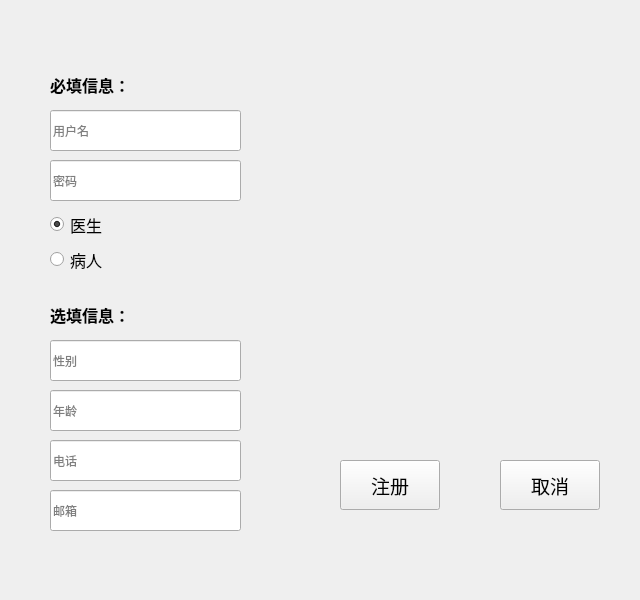
The window that medical_client/signup.ui (Gray7118/SMS-Smart_Medical_System) describes before a commit, drawn with Qt 5.
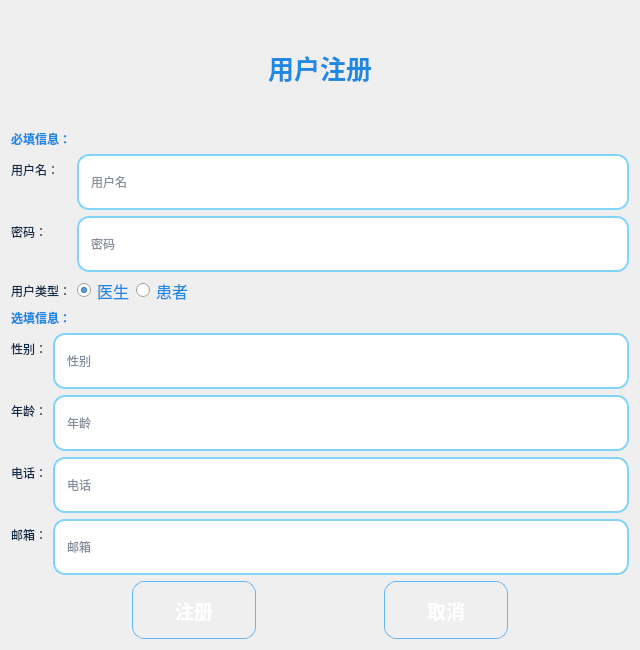
The same window after the commit.

Commit message: feat: 修改注册页面，患者主页及医生主页的ui

What changed in the file:
```diff
--- a/medical_client/signup.ui
+++ b/medical_client/signup.ui
@@ -7,54 +7,176 @@
     <x>0</x>
     <y>0</y>
     <width>640</width>
-    <height>600</height> <!-- 增高一些以容纳邮箱输入框 -->
+    <height>650</height>
    </rect>
   </property>
   <property name="windowTitle">
    <string>Form</string>
   </property>
+  <property name="styleSheet">
+   <string notr="true">
+    /* 主窗口渐变背景 &amp; 基本文字 */
+    QWidget#SignUp {
+        background-color: qlineargradient(
+            x1:0, y1:0, x2:0, y2:1,
+            stop:0 #d0f0ff,
+            stop:1 #ffffff
+        );
+        font-family: &quot;Microsoft YaHei&quot;;
+    }
 
-  <!-- 用户名输入 -->
+    /* 标题 */
+    #label_title {
+        color: #1e88e5;
+        font-size: 26px;   /* 放大字体 */
+        font-weight: bold; /* 加粗 */
+    }
+
+    /* 提示标签（保留原名tip1Label/tip2Label） */
+    QLabel {
+        color: #0f2b4a;
+    }
+    #tip1Label, #tip2Label {
+        color: #1e88e5;
+        font-weight: 600;
+    }
+
+    /* 输入框样式（与登录页一致） */
+    QLineEdit {
+        border: 2px solid #81d4fa;
+        border-radius: 12px;
+        padding: 8px 10px;
+        background-color: #ffffff;
+        color: #0f1f38;
+    }
+    QLineEdit:focus {
+        border: 2px solid #1e88e5;
+    }
+
+    /* 单选按钮颜色 */
+    QRadioButton {
+        color: #1e88e5;
+        spacing: 6px;
+    }
+
+    /* 按钮样式（与登录页一致） */
+    QPushButton {
+        border-radius: 12px;
+        border: 1px solid #64b5f6;
+        color: #ffffff;
+        font-weight: bold;
+        background-color: qlineargradient(
+            x1:0, y1:0, x2:0, y2:1,
+            stop:0 #6ec6ff,
+            stop:1 #1e88e5
+        );
+        padding: 8px 16px;
+    }
+    QPushButton:hover {
+        background-color: qlineargradient(
+            x1:0, y1:0, x2:0, y2:1,
+            stop:0 #81d4fa,
+            stop:1 #1976d2
+        );
+    }
+    QPushButton:pressed {
+        background-color: qlineargradient(
+            x1:0, y1:0, x2:0, y2:1,
+            stop:0 #1e88e5,
+            stop:1 #1565c0
+        );
+    }
+
+    /* 小控件的最小高度保证显示（保留原有像素感） */
+    QLineEdit {
+        min-height: 36px;
+    }
+    QPushButton {
+        min-height: 40px;
+        min-width: 90px;
+    }
+   </string>
+  </property>
+  <layout class="QVBoxLayout" name="verticalLayout">
+   <item>
+    <widget class="QLabel" name="label_title">
+     <property name="minimumSize">
+      <size>
+       <width>0</width>
+       <height>48</height>
+      </size>
+     </property>
+     <property name="text">
+      <string>用户注册</string>
+     </property>
+     <property name="alignment">
+      <set>Qt::AlignCenter</set>
+     </property>
+    </widget>
+   </item>
+   <item>
+    <layout class="QVBoxLayout" name="requiredVBox">
+     <item>
+      <widget class="QLabel" name="tip1Label">
+       <property name="text">
+        <string>&lt;html&gt;&lt;body&gt;&lt;p&gt;&lt;span style=&quot; font-weight:600;&quot;&gt;必填信息：&lt;/span&gt;&lt;/p&gt;&lt;/body&gt;&lt;/html&gt;</string>
+       </property>
+      </widget>
+     </item>
+     <item>
+      <layout class="QFormLayout" name="formLayout_required">
+       <item row="0" column="0">
+        <widget class="QLabel" name="label_username">
+         <property name="text">
+          <string>用户名：</string>
+         </property>
+        </widget>
+       </item>
+       <item row="0" column="1">
   <widget class="QLineEdit" name="usernameLineEdit">
-   <property name="geometry">
-    <rect>
-     <x>50</x>
-     <y>110</y>
+         <property name="minimumSize">
+          <size>
      <width>191</width>
-     <height>41</height>
-    </rect>
+           <height>56</height>
+          </size>
    </property>
    <property name="placeholderText">
     <string>用户名</string>
    </property>
   </widget>
-
-  <!-- 密码输入 -->
+       </item>
+       <item row="1" column="0">
+        <widget class="QLabel" name="label_password">
+         <property name="text">
+          <string>密码：</string>
+         </property>
+        </widget>
+       </item>
+       <item row="1" column="1">
   <widget class="QLineEdit" name="passwordLineEdit">
-   <property name="geometry">
-    <rect>
-     <x>50</x>
-     <y>160</y>
+         <property name="minimumSize">
+          <size>
      <width>191</width>
-     <height>41</height>
-    </rect>
+           <height>56</height>
+          </size>
+         </property>
+         <property name="echoMode">
+          <enum>QLineEdit::Password</enum>
    </property>
    <property name="placeholderText">
     <string>密码</string>
    </property>
   </widget>
-
-  <!-- 用户类型选择 -->
-  <widget class="QWidget" name="layoutWidget">
-   <property name="geometry">
-    <rect>
-     <x>50</x>
-     <y>210</y>
-     <width>161</width>
-     <height>64</height>
-    </rect>
-   </property>
-   <layout class="QVBoxLayout" name="verticalLayout">
+       </item>
+       <item row="2" column="0">
+        <widget class="QLabel" name="label_usertype">
+         <property name="text">
+          <string>用户类型：</string>
+         </property>
+        </widget>
+       </item>
+       <item row="2" column="1">
+        <layout class="QHBoxLayout" name="hLayout_userType">
     <item>
      <widget class="QRadioButton" name="doctorRadioButton">
       <property name="font">
@@ -80,160 +202,210 @@
        </font>
       </property>
       <property name="text">
-       <string>病人</string>
-      </property>
-      <property name="checked">
-       <bool>false</bool>
-      </property>
-     </widget>
-    </item>
-   </layout>
-  </widget>
-
-  <!-- 提示标签：必填信息 -->
-  <widget class="QLabel" name="tip1Label">
-   <property name="geometry">
-    <rect>
-     <x>50</x>
-     <y>70</y>
-     <width>181</width>
-     <height>31</height>
-    </rect>
-   </property>
-   <property name="font">
-    <font>
-     <family>微软雅黑</family>
-     <pointsize>12</pointsize>
-    </font>
-   </property>
-   <property name="text">
-    <string>&lt;html&gt;&lt;head/&gt;&lt;body&gt;&lt;p&gt;&lt;span style=&quot; font-weight:600;&quot;&gt;必填信息：&lt;/span&gt;&lt;/p&gt;&lt;/body&gt;&lt;/html&gt;</string>
-   </property>
-  </widget>
-
-  <!-- 提示标签：选填信息 -->
+            <string>患者</string>
+           </property>
+          </widget>
+         </item>
+         <item>
+          <spacer name="horizontalSpacer1">
+           <property name="orientation">
+            <enum>Qt::Horizontal</enum>
+           </property>
+           <property name="sizeHint" stdset="0">
+            <size>
+             <width>20</width>
+             <height>20</height>
+            </size>
+           </property>
+          </spacer>
+         </item>
+        </layout>
+       </item>
+      </layout>
+     </item>
+    </layout>
+   </item>
+   <item>
+    <layout class="QVBoxLayout" name="optionalVBox">
+     <item>
   <widget class="QLabel" name="tip2Label">
-   <property name="geometry">
-    <rect>
-     <x>50</x>
-     <y>300</y>
-     <width>181</width>
-     <height>31</height>
-    </rect>
-   </property>
-   <property name="font">
-    <font>
-     <family>微软雅黑</family>
-     <pointsize>12</pointsize>
-    </font>
-   </property>
+       <property name="text">
+        <string>&lt;html&gt;&lt;body&gt;&lt;p&gt;&lt;span style=&quot; font-weight:600;&quot;&gt;选填信息：&lt;/span&gt;&lt;/p&gt;&lt;/body&gt;&lt;/html&gt;</string>
+       </property>
+      </widget>
+     </item>
+     <item>
+      <layout class="QFormLayout" name="formLayout_optional">
+       <item row="0" column="0">
+        <widget class="QLabel" name="label_gender">
    <property name="text">
-    <string>&lt;html&gt;&lt;head/&gt;&lt;body&gt;&lt;p&gt;&lt;span style=&quot; font-weight:600;&quot;&gt;选填信息：&lt;/span&gt;&lt;/p&gt;&lt;/body&gt;&lt;/html&gt;</string>
-   </property>
-  </widget>
-
-  <!-- 性别 -->
+          <string>性别：</string>
+         </property>
+        </widget>
+       </item>
+       <item row="0" column="1">
   <widget class="QLineEdit" name="genderLineEdit">
-   <property name="geometry">
-    <rect>
-     <x>50</x>
-     <y>340</y>
+         <property name="minimumSize">
+          <size>
      <width>191</width>
-     <height>41</height>
-    </rect>
+           <height>56</height>
+          </size>
    </property>
    <property name="placeholderText">
     <string>性别</string>
    </property>
   </widget>
-
-  <!-- 年龄 -->
+       </item>
+       <item row="1" column="0">
+        <widget class="QLabel" name="label_age">
+         <property name="text">
+          <string>年龄：</string>
+         </property>
+        </widget>
+       </item>
+       <item row="1" column="1">
   <widget class="QLineEdit" name="ageLineEdit">
-   <property name="geometry">
-    <rect>
-     <x>50</x>
-     <y>390</y>
+         <property name="minimumSize">
+          <size>
      <width>191</width>
-     <height>41</height>
-    </rect>
+           <height>56</height>
+          </size>
    </property>
    <property name="placeholderText">
     <string>年龄</string>
    </property>
   </widget>
-
-  <!-- 电话 -->
+       </item>
+       <item row="2" column="0">
+        <widget class="QLabel" name="label_phone">
+         <property name="text">
+          <string>电话：</string>
+         </property>
+        </widget>
+       </item>
+       <item row="2" column="1">
   <widget class="QLineEdit" name="phoneNumberLineEdit">
-   <property name="geometry">
-    <rect>
-     <x>50</x>
-     <y>440</y>
+         <property name="minimumSize">
+          <size>
      <width>191</width>
-     <height>41</height>
-    </rect>
+           <height>56</height>
+          </size>
    </property>
    <property name="placeholderText">
     <string>电话</string>
    </property>
   </widget>
-
-  <!-- 邮箱（新增） -->
+       </item>
+       <item row="3" column="0">
+        <widget class="QLabel" name="label_email">
+         <property name="text">
+          <string>邮箱：</string>
+         </property>
+        </widget>
+       </item>
+       <item row="3" column="1">
   <widget class="QLineEdit" name="emailLineEdit">
-   <property name="geometry">
-    <rect>
-     <x>50</x>
-     <y>490</y>
+         <property name="minimumSize">
+          <size>
      <width>191</width>
-     <height>41</height>
-    </rect>
+           <height>56</height>
+          </size>
    </property>
    <property name="placeholderText">
     <string>邮箱</string>
    </property>
   </widget>
-
-  <!-- 注册按钮 -->
+       </item>
+      </layout>
+     </item>
+    </layout>
+   </item>
+   <item>
+    <layout class="QHBoxLayout" name="hLayout_buttons">
+     <item>
+      <spacer name="horizontalSpacer2">
+       <property name="orientation">
+        <enum>Qt::Horizontal</enum>
+       </property>
+       <property name="sizeHint" stdset="0">
+        <size>
+         <width>0</width>
+         <height>0</height>
+        </size>
+       </property>
+      </spacer>
+     </item>
+     <item>
   <widget class="QPushButton" name="signupButton">
-   <property name="geometry">
-    <rect>
-     <x>340</x>
-     <y>460</y>
-     <width>100</width>
-     <height>50</height>
-    </rect>
+       <property name="minimumSize">
+        <size>
+         <width>124</width>
+         <height>58</height>
+        </size>
    </property>
    <property name="font">
     <font>
      <family>微软雅黑</family>
      <pointsize>14</pointsize>
+         <weight>75</weight>
+         <bold>true</bold>
     </font>
    </property>
    <property name="text">
     <string>注册</string>
    </property>
   </widget>
-
-  <!-- 取消按钮 -->
+     </item>
+     <item>
+      <spacer name="buttonSpacer">
+       <property name="orientation">
+        <enum>Qt::Horizontal</enum>
+       </property>
+       <property name="sizeHint" stdset="0">
+        <size>
+         <width>20</width>
+         <height>20</height>
+        </size>
+       </property>
+      </spacer>
+     </item>
+     <item>
   <widget class="QPushButton" name="quitButton">
-   <property name="geometry">
-    <rect>
-     <x>500</x>
-     <y>460</y>
-     <width>100</width>
-     <height>50</height>
-    </rect>
+       <property name="minimumSize">
+        <size>
+         <width>124</width>
+         <height>58</height>
+        </size>
    </property>
    <property name="font">
     <font>
      <family>微软雅黑</family>
      <pointsize>14</pointsize>
+         <weight>75</weight>
+         <bold>true</bold>
     </font>
    </property>
    <property name="text">
     <string>取消</string>
    </property>
   </widget>
-
+     </item>
+     <item>
+      <spacer name="horizontalSpacer3">
+       <property name="orientation">
+        <enum>Qt::Horizontal</enum>
+       </property>
+       <property name="sizeHint" stdset="0">
+        <size>
+         <width>0</width>
+         <height>0</height>
+        </size>
+       </property>
+      </spacer>
+     </item>
+    </layout>
+   </item>
+  </layout>
  </widget>
  <resources/>
  <connections/>
```
Left out of the diff: 2 changed lines with no effect on the pictures. Lines whose indentation alone changed are shown as unchanged. The commit also changes 14 other files.
